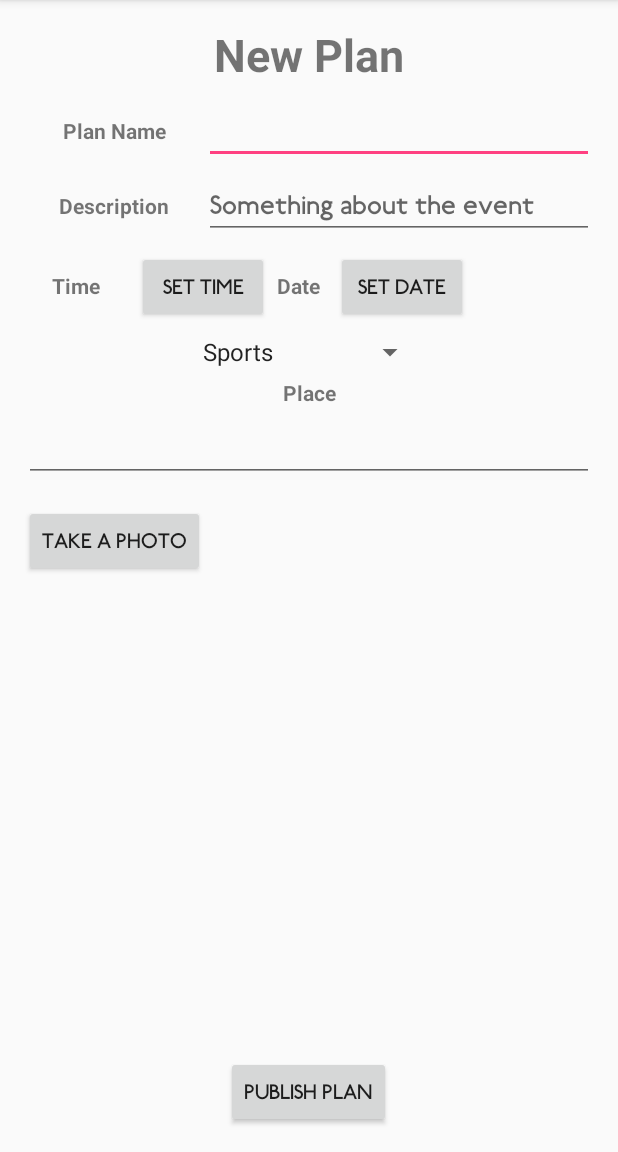
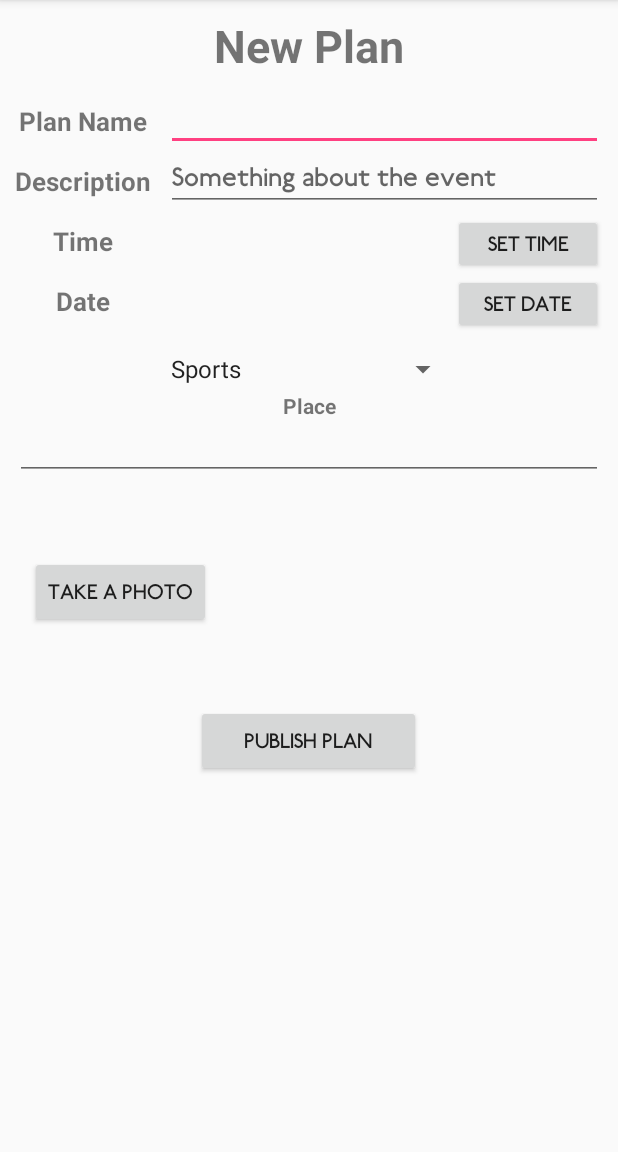
Before and after one commit to soypaduano/PlanMe, an Android app: the NewEventActivity screen opened directly, with no data from a screen before it, on a phone screen of 412 x 824 dp, the part 84-1236 px from its top. Run offline under Robolectric (Android 15) with nearby library versions, the phone set to English and light mode, and no system bars; our stand-ins replace Firebase (no records; nobody signed in at launch, a user with empty details on screens opened directly); 3 statements that could not run were skipped.

Commit message:
better ui new event

```diff
--- a/app/build.gradle
+++ b/app/build.gradle
@@ -48,6 +48,7 @@ dependencies {
     compile 'com.firebase:firebase-client-android:2.5.2'
     compile 'com.google.android.gms:play-services:9.8.0'
     compile 'com.android.support:multidex:1.0.0'
+    compile 'com.pkmmte.view:circularimageview:1.1'
 
 }
 
--- a/app/src/main/java/itesm/mx/planme/EventAdapter.java
+++ b/app/src/main/java/itesm/mx/planme/EventAdapter.java
@@ -12,6 +12,7 @@ import android.widget.ImageView;
 import android.widget.TextView;
 
 import java.util.ArrayList;
+import java.util.StringTokenizer;
 
 public class EventAdapter extends ArrayAdapter<Event>{
 
@@ -37,11 +38,18 @@ public class EventAdapter extends ArrayAdapter<Event>{
         ImageView img_Foto = (ImageView) convertView.findViewById(R.id.imageView_foto);
 
         Event event = getItem(position);
-        tv_planname.setText("Event name: " + event.getname());
-        tv_description.setText("Description: " + event.getdescription());
-        tv_time.setText("Time: " + event.gettime());
-        tv_place.setText("Place: " + event.getAddress());
-        tv_plantype.setText("Type: " + event.getplantype());
+
+        String name = getContext().getResources().getString(R.string.eventname) + event.getname();
+        String description = getContext().getResources().getString(R.string.descriptionevent) + event.getdescription();
+        String time = getContext().getResources().getString(R.string.timeevent) + event.gettime();
+        String place = getContext().getResources().getString(R.string.placeevent) + event.getAddress();
+        String type = getContext().getResources().getString(R.string.typeevent) + event.getplantype();
+
+        tv_planname.setText(name);
+        tv_description.setText(description);
+        tv_time.setText(time);
+        tv_place.setText(place);
+        tv_plantype.setText(type);
         //tv_uid.setText("UID creator: " + event.getuid());
 
         String encodedImage = event.getByteArray();
--- a/app/src/main/java/itesm/mx/planme/Timeline.java
+++ b/app/src/main/java/itesm/mx/planme/Timeline.java
@@ -2,6 +2,7 @@ package itesm.mx.planme;
 
 import android.content.Intent;
 import android.os.Bundle;
+import android.support.annotation.IntegerRes;
 import android.support.v7.app.AppCompatActivity;
 import android.util.Log;
 import android.view.ContextMenu;
@@ -18,11 +19,17 @@ import com.google.firebase.database.FirebaseDatabase;
 import com.google.firebase.database.ValueEventListener;
 
 import java.util.ArrayList;
+import java.util.Calendar;
 
 public class Timeline extends AppCompatActivity implements  View.OnClickListener, AdapterView.OnItemClickListener{
 
     private ListView lv_activeEvents;
     private ListView lv_myEvents;
+
+    private int year;
+    private int month;
+    private int day;
+    private String yesterday;
 
     private String uid;
 
@@ -44,6 +51,13 @@ public class Timeline extends AppCompatActivity implements  View.OnClickListener
             uid = intent.getStringExtra("uid");
         }
 
+        final Calendar cal = Calendar.getInstance();
+        year = cal.get(Calendar.YEAR);
+        month = cal.get(Calendar.MONTH);
+        day = cal.get(Calendar.DAY_OF_MONTH);
+
+        yesterday = String.valueOf(new StringBuilder().append(pad(day-1)).append("/").append(pad(month + 1)).append("/").append(pad(year)));
+
         createListAllEvents();
         createListMyEvents();
 
@@ -56,6 +70,8 @@ public class Timeline extends AppCompatActivity implements  View.OnClickListener
         lv_myEvents.setOnItemClickListener(this);
 
         registerForContextMenu(lv_myEvents);
+
+
 
     }
 
@@ -76,7 +92,11 @@ public class Timeline extends AppCompatActivity implements  View.OnClickListener
                             break;
                         }
                     }
-                    if (found == false)
+                    String eventdate = evento.getdate();
+                    int cyear = Integer.parseInt(String.valueOf(new StringBuilder().append(eventdate.substring(6,10))));
+                    int cmonth = Integer.parseInt(String.valueOf(new StringBuilder().append(eventdate.substring(3,5))));
+                    int cday = Integer.parseInt(String.valueOf(new StringBuilder().append(eventdate.substring(0,2))));
+                    if (found == false && year>=cyear && cmonth>=month && cday>=day)
                         listAllEvents.add(evento);
                 }
                 adapterAllEvents.notifyDataSetChanged();
@@ -106,7 +126,11 @@ public class Timeline extends AppCompatActivity implements  View.OnClickListener
                             break;
                         }
                     }
-                    if(found==false)
+                    String eventdate = evento.getdate();
+                    int cyear = Integer.parseInt(String.valueOf(new StringBuilder().append(eventdate.substring(6,10))));
+                    int cmonth = Integer.parseInt(String.valueOf(new StringBuilder().append(eventdate.substring(3,5))));
+                    int cday = Integer.parseInt(String.valueOf(new StringBuilder().append(eventdate.substring(0,2))));
+                    if (found == false && year>=cyear && cmonth>=month && cday>=day)
                         listMyEvents.add(evento);
                 }
                 adapterMyEvents.notifyDataSetChanged();
@@ -207,4 +231,11 @@ public class Timeline extends AppCompatActivity implements  View.OnClickListener
             found = true;
         return found;
     }
+
+    private static String pad(int c) {
+        if (c >= 10)
+            return String.valueOf(c);
+        else
+            return "0" + String.valueOf(c);
+    }
 }
--- a/app/src/main/res/layout/activity_new_event.xml
+++ b/app/src/main/res/layout/activity_new_event.xml
@@ -1,16 +1,11 @@
 <?xml version="1.0" encoding="utf-8"?>
-<RelativeLayout xmlns:android="http://schemas.android.com/apk/res/android"
+<LinearLayout xmlns:android="http://schemas.android.com/apk/res/android"
     xmlns:tools="http://schemas.android.com/tools"
-    android:layout_width="match_parent"
-    android:layout_height="match_parent"
-    android:paddingBottom="@dimen/activity_vertical_margin"
-    android:paddingLeft="@dimen/activity_horizontal_margin"
-    android:paddingRight="@dimen/activity_horizontal_margin"
-    android:paddingTop="@dimen/activity_vertical_margin"
-    tools:context="itesm.mx.planme.EventoActivity">
+    android:orientation="vertical" android:layout_width="match_parent"
+    android:layout_height="match_parent">
 
     <TextView
-        android:layout_width="wrap_content"
+        android:layout_width="match_parent"
         android:layout_height="wrap_content"
         android:text="@string/newplan"
         android:id="@+id/textView_nameEvent"
@@ -18,181 +13,190 @@
         android:layout_centerHorizontal="true"
         android:gravity="center"
         android:textStyle="bold"
-        android:textSize="30dp" />
+        android:textSize="30dp"
+        android:layout_marginTop="10dp" />
 
     <LinearLayout
         android:orientation="horizontal"
         android:layout_width="match_parent"
-        android:layout_height="50dp"
-        android:layout_centerHorizontal="true"
-        android:weightSum="1"
-        android:layout_marginTop="5dp"
-        android:id="@+id/linearLayout"
-        android:layout_below="@+id/textView_nameEvent">
+        android:layout_height="40dp"
+        android:layout_marginTop="10dp">
 
         <TextView
-            android:layout_width="120dp"
-            android:layout_height="match_parent"
             android:text="@string/nameplan"
             android:id="@+id/textView_namePlan"
             android:gravity="center"
-            android:textStyle="bold" />
+            android:textStyle="bold"
+            android:layout_height="match_parent"
+            android:layout_marginLeft="5dp"
+            android:layout_width="100dp"
+            android:textSize="17sp" />
+
+        <EditText
+            android:layout_width="match_parent"
+            android:layout_height="wrap_content"
+            android:id="@+id/editText_PlanName"
+            android:layout_marginLeft="5dp"
+            android:layout_marginRight="10dp" />
+    </LinearLayout>
+
+    <LinearLayout
+        android:orientation="horizontal"
+        android:layout_width="match_parent"
+        android:layout_height="40dp">
+
+        <TextView
+            android:layout_height="match_parent"
+            android:text="@string/description"
+            android:id="@+id/textView_description"
+            android:gravity="center"
+            android:textStyle="bold"
+            android:layout_width="100dp"
+            android:layout_marginLeft="5dp"
+            android:textSize="17sp" />
 
         <EditText
             android:layout_width="wrap_content"
             android:layout_height="wrap_content"
-            android:id="@+id/editText_PlanName"
-            android:layout_weight="1" />
+            android:id="@+id/editText_description"
+            android:layout_weight="1"
+            android:hint="Something about the event"
+            android:layout_marginLeft="5dp"
+            android:layout_marginRight="10dp" />
+    </LinearLayout>
+
+    <LinearLayout
+        android:orientation="horizontal"
+        android:layout_width="match_parent"
+        android:layout_height="40dp">
+
+        <TextView
+            android:layout_height="match_parent"
+            android:text="@string/time"
+            android:id="@+id/textView32"
+            android:gravity="center"
+            android:textStyle="bold"
+            android:layout_gravity="top"
+            android:layout_width="100dp"
+            android:layout_marginLeft="5dp"
+            android:textSize="17sp" />
+
+        <TextView
+            android:layout_width="match_parent"
+            android:layout_height="match_parent"
+            android:id="@+id/textView_time"
+            android:layout_weight="1"
+            android:layout_marginLeft="5dp"
+            android:gravity="center" />
+
+        <Button
+            android:layout_height="wrap_content"
+            android:id="@+id/btn_settime"
+            android:text="@string/settime"
+            android:layout_marginRight="10dp"
+            android:layout_width="100dp"
+            android:layout_marginLeft="5dp" />
 
     </LinearLayout>
 
     <LinearLayout
         android:orientation="horizontal"
         android:layout_width="match_parent"
-        android:layout_height="50dp"
-        android:weightSum="1"
-        android:id="@+id/linearLayout3"
-        android:layout_below="@+id/linearLayout"
-        android:layout_alignParentStart="true">
+        android:layout_height="40dp">
 
         <TextView
-            android:layout_width="120dp"
+            android:layout_width="100dp"
             android:layout_height="match_parent"
-            android:text="@string/description"
-            android:id="@+id/textView_description"
+            android:id="@+id/textView38"
+            android:text="@string/date"
+            android:textStyle="bold"
             android:gravity="center"
-            android:textStyle="bold" />
+            android:layout_marginLeft="5dp"
+            android:textSize="17sp" />
 
-        <EditText
-            android:layout_width="wrap_content"
+        <TextView
+            android:layout_width="100dp"
+            android:layout_height="match_parent"
+            android:id="@+id/textView_date"
+            android:layout_marginLeft="5dp"
+            android:layout_weight="1"
+            android:gravity="center" />
+
+        <Button
             android:layout_height="wrap_content"
-            android:id="@+id/editText_description"
-            android:layout_weight="1"
-            android:hint="Something about the event" />
+            android:text="@string/setdate"
+            android:id="@+id/btn_setdate"
+            android:layout_width="100dp"
+            android:layout_marginLeft="5dp"
+            android:layout_marginRight="10dp" />
 
     </LinearLayout>
 
     <LinearLayout
         android:orientation="horizontal"
-        android:layout_width="match_parent"
-        android:layout_height="50dp"
-        android:weightSum="1"
-        android:id="@+id/linearLayout4"
-        android:layout_below="@+id/linearLayout3"
-        android:layout_centerHorizontal="true"
-        android:layout_marginTop="5dp">
-
-        <TextView
-            android:layout_width="70dp"
-            android:layout_height="wrap_content"
-            android:text="@string/time"
-            android:id="@+id/textView_time1"
-            android:gravity="top|center"
-            android:textStyle="bold"
-            android:layout_gravity="top" />
-
-        <TextView
-            android:layout_width="wrap_content"
-            android:layout_height="wrap_content"
-            android:id="@+id/textView_time"
-            android:layout_marginRight="5dp" />
-
-        <Button
-            android:layout_width="wrap_content"
-            android:layout_height="wrap_content"
-            android:id="@+id/btn_settime"
-            android:text="@string/settime"
-            android:layout_marginRight="5dp" />
-
-        <TextView
-            android:layout_width="wrap_content"
-            android:layout_height="wrap_content"
-            android:id="@+id/textView22"
-            android:text="@string/date"
-            android:textStyle="bold"
-            android:layout_marginRight="5dp" />
-
-        <TextView
-            android:layout_width="wrap_content"
-            android:layout_height="wrap_content"
-            android:id="@+id/textView_date"
-            android:layout_marginRight="5dp" />
-
-        <Button
-            android:layout_width="wrap_content"
-            android:layout_height="wrap_content"
-            android:text="@string/setdate"
-            android:id="@+id/btn_setdate" />
-
-    </LinearLayout>
+        android:layout_width="200dp"
+        android:layout_height="40dp"
+        android:gravity="center"
+        android:layout_gravity="center">
 
         <Spinner
-        android:layout_width="wrap_content"
+            android:layout_width="100dp"
             android:layout_height="wrap_content"
             android:id="@+id/sp_categoria"
             android:spinnerMode="dropdown"
             android:layout_below="@+id/linearLayout4"
             android:layout_centerHorizontal="true"
-        android:layout_marginTop="5dp" />
+            android:layout_marginTop="5dp"
+            android:layout_weight="1"
+            android:gravity="center"
+            android:elevation="1dp" />
+    </LinearLayout>
 
-    <LinearLayout
-        android:orientation="horizontal"
+    <TextView
         android:layout_width="match_parent"
         android:layout_height="wrap_content"
-        android:layout_alignParentStart="true"
-        android:layout_below="@+id/sp_categoria"
-        android:id="@+id/linearLayout7"
-        android:layout_marginTop="5dp">
-
-        <LinearLayout
-            android:orientation="vertical"
-            android:layout_width="match_parent"
-            android:layout_height="wrap_content">
-
-            <TextView
-                android:layout_width="120dp"
-                android:layout_height="wrap_content"
         android:text="@string/place"
-                android:id="@+id/textView28"
+        android:id="@+id/textView41"
         android:gravity="center"
         android:textStyle="bold"
         android:layout_gravity="center_horizontal" />
 
     <AutoCompleteTextView
         android:layout_width="match_parent"
-                android:layout_height="50dp"
-                android:id="@+id/autoCompleteTextView" />
-        </LinearLayout>
-    </LinearLayout>
+        android:id="@+id/autoCompleteTextView"
+        android:layout_height="40dp"
+        android:layout_marginLeft="10dp"
+        android:layout_marginRight="10dp" />
 
     <LinearLayout
         android:orientation="horizontal"
         android:layout_width="match_parent"
-        android:layout_height="wrap_content"
         android:layout_below="@+id/linearLayout7"
         android:layout_alignParentStart="true"
-        android:layout_marginTop="15dp">
+        android:layout_height="150dp">
 
         <Button
             android:layout_width="wrap_content"
             android:layout_height="wrap_content"
             android:text="@string/photo"
             android:id="@+id/btn_photo"
-            android:layout_gravity="center_vertical" />
+            android:layout_gravity="center_vertical"
+            android:layout_marginLeft="20dp" />
 
         <ImageView
             android:layout_width="wrap_content"
-            android:layout_height="match_parent"
+            android:layout_height="150dp"
             android:id="@+id/imageView_photo"
             android:layout_marginLeft="80dp" />
     </LinearLayout>
 
     <Button
-        android:layout_width="wrap_content"
         android:layout_height="wrap_content"
         android:text="@string/publish"
         android:id="@+id/btn_publish"
         android:layout_alignParentBottom="true"
-        android:layout_centerHorizontal="true" />
+        android:layout_centerHorizontal="true"
+        android:layout_gravity="center"
+        android:layout_width="150dp" />
 
-</RelativeLayout>
+</LinearLayout>
--- a/app/src/main/res/values/strings.xml
+++ b/app/src/main/res/values/strings.xml
@@ -75,12 +75,12 @@
     <string name="myevents">My Events</string>
     <string name="joined">Joined to the Event</string>
     <string name="disjoined">Disjoined</string>
-    <string name="welcome">Welcome</string>
-    <string name="eventname">Name:</string>
-    <string name="descriptionevent">Description:</string>
-    <string name="timeevent">Time:</string>
-    <string name="placeevent">Place:</string>
-    <string name="typeevent">Type:</string>
+    <string name="welcome">"Welcome "</string>
+    <string name="eventname">"Name: "</string>
+    <string name="descriptionevent">"Description: "</string>
+    <string name="timeevent">"Time: "</string>
+    <string name="placeevent">"Place: "</string>
+    <string name="typeevent">"Type: "</string>
     <string name="profilename">"Name: "</string>
     <string name="profilesurname">"Surname: "</string>
     <string name="profileemail">"Email: "</string>
```
Also changed, not shown: 2 other files. Lines whose indentation alone changed are shown as unchanged.
